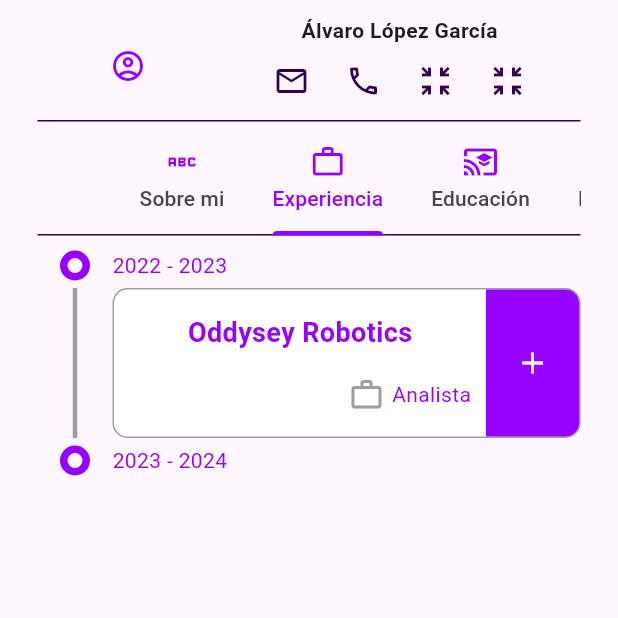
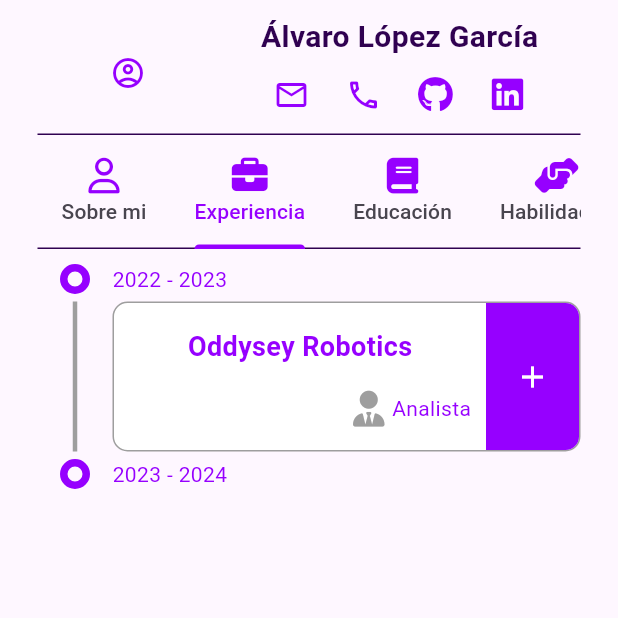
Before and after one commit to alvarolg2/cv_responsive, a Flutter app: the screen it shows after launch, tab 2 chosen, on a phone screen of 412 x 824 dp, the top half of it. Run offline on Flutter 3.47's test engine with Material 3 defaults, Android fonts, the phone set to English and light mode, and no system bars; our stand-ins replace font_awesome_flutter, stacked, stacked_services, stacked_shared.

Commit message:
add icons

```diff
--- a/lib/main.dart
+++ b/lib/main.dart
@@ -31,6 +31,9 @@
         primaryColor: kcPrimaryColor,
         primaryColorDark: kcPrimaryColorDark,
         iconTheme: const IconThemeData(color: kcPrimaryColor),
+        iconButtonTheme: IconButtonThemeData(
+          style: ButtonStyle(foregroundColor: WidgetStateProperty.all(kcPrimaryColor),)
+        ),
         tabBarTheme: const TabBarTheme(
           labelColor: kcPrimaryColor,
           dividerColor: kcPrimaryColorDark,
--- a/lib/ui/common/app_strings.dart
+++ b/lib/ui/common/app_strings.dart
@@ -9,4 +9,6 @@
 const String about =
     "Consectetur anim anim eiusmod dolor ipsum duis voluptate occaecat in duis ut magna non irure. Ea ullamco deserunt excepteur aute id ad incididunt elit adipisicing proident. Cillum in nisi esse proident cillum. Dolor ex occaecat do elit nisi excepteur ex tempor. Sunt aliqua fugiat exercitation incididunt adipisicing esse cupidatat proident proident mollit nostrud aliqua sint. Velit tempor nostrud mollit dolor elit sint excepteur consequat nulla velit cupidatat voluptate nostrud. Sunt do culpa ad eiusmod amet ad pariatur. Exercitation do deserunt do duis duis veniam velit adipisicing adipisicing nisi anim aute mollit. Ea consequat ex incididunt dolor aute aliquip nostrud cillum elit elit laborum magna. Dolor voluptate do sunt ullamco. Cupidatat velit pariatur amet mollit. Officia nisi elit enim sit id proident quis enim do ullamco cupidatat eiusmod. Veniam occaecat qui irure in deserunt occaecat proident est anim. Quis deserunt ea minim dolore velit aliquip ea in in culpa aute eiusmod. Do aliquip velit non ipsum consectetur exercitation Lorem id officia. Sit nostrud fugiat sunt esse consequat non elit aliquip qui fugiat magna est. Culpa adipisicing elit Lorem sit Lorem laborum irure incididunt fugiat est labore est.";
 const String phone = '647314530';
-const String email = 'sfsd@gmail.com';
+const String email = 'alopegarci@gmail.com';
+const String linkedin = "https://www.linkedin.com/";
+const String github = "https://github.com/alvarolg2";
--- a/lib/ui/views/education/education_view.dart
+++ b/lib/ui/views/education/education_view.dart
@@ -2,6 +2,7 @@
 import 'package:cv_responsive/ui/widgets/common/timeline_card/timeline_card.dart';
 import 'package:cv_responsive/ui/widgets/common/timeline_point/timeline_point.dart';
 import 'package:flutter/material.dart';
+import 'package:font_awesome_flutter/font_awesome_flutter.dart';
 import 'package:stacked/stacked.dart';
 
 import 'education_viewmodel.dart';
@@ -26,8 +27,8 @@
             verticalSpaceTiny,
             TimelineCard(
               title: "Universidad Miguel Hernandez",
-              leftIcon: Icon(
-                Icons.person_2_outlined,
+              leftIcon: FaIcon(
+                FontAwesomeIcons.chalkboardUser,
                 color: Colors.grey,
               ),
               leftSubtitle: "Telecomunicaciones",
--- a/lib/ui/views/experience/experience_view.dart
+++ b/lib/ui/views/experience/experience_view.dart
@@ -2,6 +2,7 @@
 import 'package:cv_responsive/ui/widgets/common/timeline_card/timeline_card.dart';
 import 'package:cv_responsive/ui/widgets/common/timeline_point/timeline_point.dart';
 import 'package:flutter/material.dart';
+import 'package:font_awesome_flutter/font_awesome_flutter.dart';
 import 'package:stacked/stacked.dart';
 
 import 'experience_viewmodel.dart';
@@ -26,8 +27,8 @@
             verticalSpaceTiny,
             TimelineCard(
               title: "Oddysey Robotics",
-              leftIcon: Icon(
-                Icons.work_outline,
+              leftIcon: FaIcon(
+                FontAwesomeIcons.userTie,
                 color: Colors.grey,
               ),
               leftSubtitle: "Analista",
--- a/lib/ui/views/home/home_view.dart
+++ b/lib/ui/views/home/home_view.dart
@@ -5,6 +5,7 @@
 import 'package:cv_responsive/ui/views/experience/experience_view.dart';
 import 'package:cv_responsive/ui/views/skill/skill_view.dart';
 import 'package:flutter/material.dart';
+import 'package:font_awesome_flutter/font_awesome_flutter.dart';
 import 'package:stacked/stacked.dart';
 import 'package:cv_responsive/ui/common/ui_helpers.dart';
 import 'home_viewmodel.dart';
@@ -41,10 +42,14 @@
                           children: [
                             Column(
                               children: [
-                                const Text(
+                                const Text( // ALG: evitar overflow si texto es más grande
                                   name,
+                                  maxLines: 1,
+                                  overflow: TextOverflow.ellipsis,
                                   style: TextStyle(
-                                    fontWeight: FontWeight.bold
+                                    fontWeight: FontWeight.bold,
+                                    fontSize: 20,
+                                    color: kcPrimaryColorDark
                                   ),
                                 ),
                                 Row(
@@ -54,8 +59,10 @@
                                         //viewModel.launchInBrowser(Uri.parse("mailto:$email?subject=$subject&body=$body"));
                                         viewModel.launchInBrowser(Uri.parse("mailto:$email"));
                                       },
-                                      icon: const Icon(Icons.email_outlined,
-                                          color: kcPrimaryColorDark)),
+                                      icon: const Icon(
+                                        Icons.email_outlined,
+                                      )
+                                    ),
                                     IconButton(
                                       onPressed: () {
                                         viewModel.launchInBrowser(Uri.parse(
@@ -63,20 +70,21 @@
                                       },
                                       icon: const Icon(
                                         Icons.call_outlined,
-                                        color: kcPrimaryColorDark,
                                       )),
                                     IconButton(
-                                      onPressed: () {},
-                                      icon: const Icon(Icons.zoom_in_map,
-                                          color: kcPrimaryColorDark)),
+                                      onPressed: () {
+                                        viewModel.launchInBrowser(Uri.parse(github));
+                                      },
+                                      icon: const FaIcon(
+                                        FontAwesomeIcons.github,
+                                      ),
+                                    ),
                                     IconButton(
                                       onPressed: () {
-                                        //viewModel.launchInBrowser(Uri.parse("mailto:$email?subject=$subject&body=$body"));
-                                        viewModel.launchInBrowser(Uri.parse("mailto:$email"));
-
+                                        viewModel.launchInBrowser(Uri.parse(linkedin));
                                       },
-                                      icon: const Icon(Icons.zoom_in_map,
-                                          color: kcPrimaryColorDark)),
+                                      icon: const FaIcon(FontAwesomeIcons.linkedin)
+                                    ),
                                   ],
                                 ),
                               ],
@@ -88,22 +96,23 @@
                   ),
                   spacedDivider,
                   const TabBar(
+                    tabAlignment: TabAlignment.start,
                     isScrollable: true,
                     tabs: [
                       Tab(
-                        icon: Icon(Icons.abc),
+                        icon:FaIcon(FontAwesomeIcons.user),
                         text: aboutMe
                       ),
                       Tab(
-                        icon: Icon(Icons.work_outline),
+                        icon: FaIcon(FontAwesomeIcons.briefcase),
                         text: experience
                       ),
                       Tab(
-                        icon: Icon(Icons.cast_for_education_outlined),
+                        icon: FaIcon(FontAwesomeIcons.book),
                         text: education
                       ),
                       Tab(
-                        icon: Icon(Icons.add_circle_outlined),
+                        icon: FaIcon(FontAwesomeIcons.handshakeAngle),
                         text: skills
                       ),
                     ]
--- a/lib/ui/widgets/common/timeline_card/timeline_card.dart
+++ b/lib/ui/widgets/common/timeline_card/timeline_card.dart
@@ -12,8 +12,8 @@
   final String? title;
   final String? leftSubtitle;
   final String? rightSubtitle;
-  final Icon? leftIcon;
-  final Icon? rightIcon;
+  final Widget? leftIcon;
+  final Widget? rightIcon;
   const TimelineCard(
       {this.colorLine = Colors.grey,
       this.height = 200,
--- a/pubspec.yaml
+++ b/pubspec.yaml
@@ -11,7 +11,8 @@
     sdk: flutter
   stacked: ^3.4.0
   stacked_services: ^1.1.0
-  url_launcher: ^6.3.0
+  url_launcher: ^6.3.0 # https://pub.dev/packages/url_launcher
+  font_awesome_flutter: ^10.1.0 # https://pub.dev/packages/font_awesome_flutter
 
 dev_dependencies:
   build_runner: ^2.4.5
```
Also changed, not shown: pubspec.lock.
